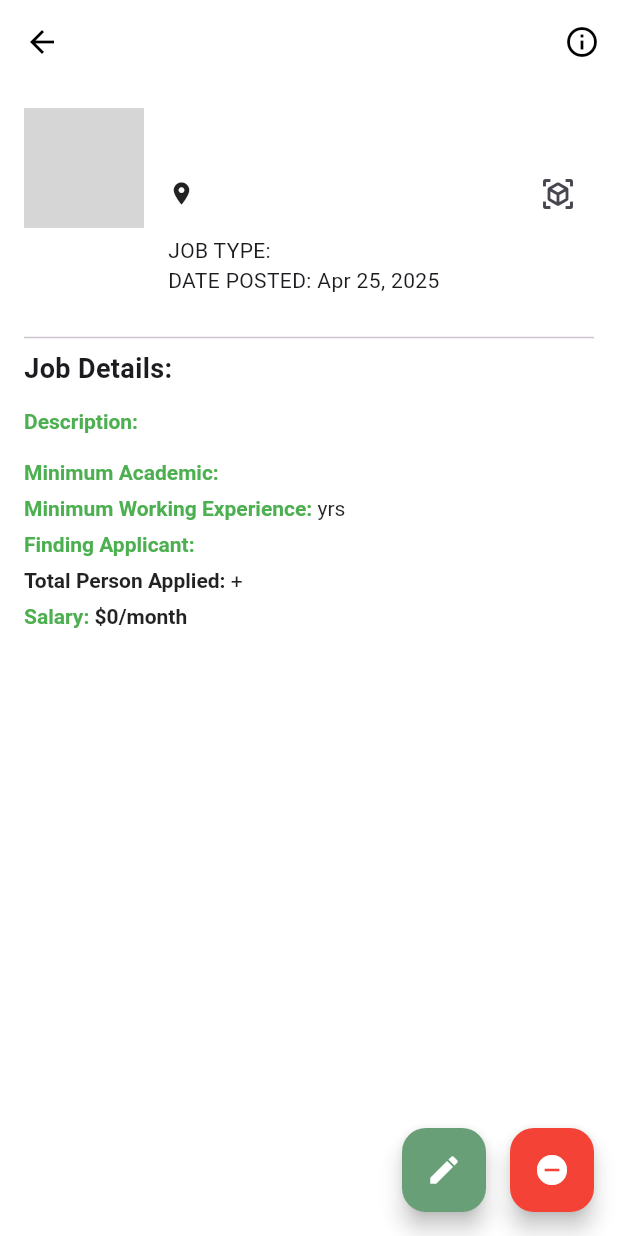
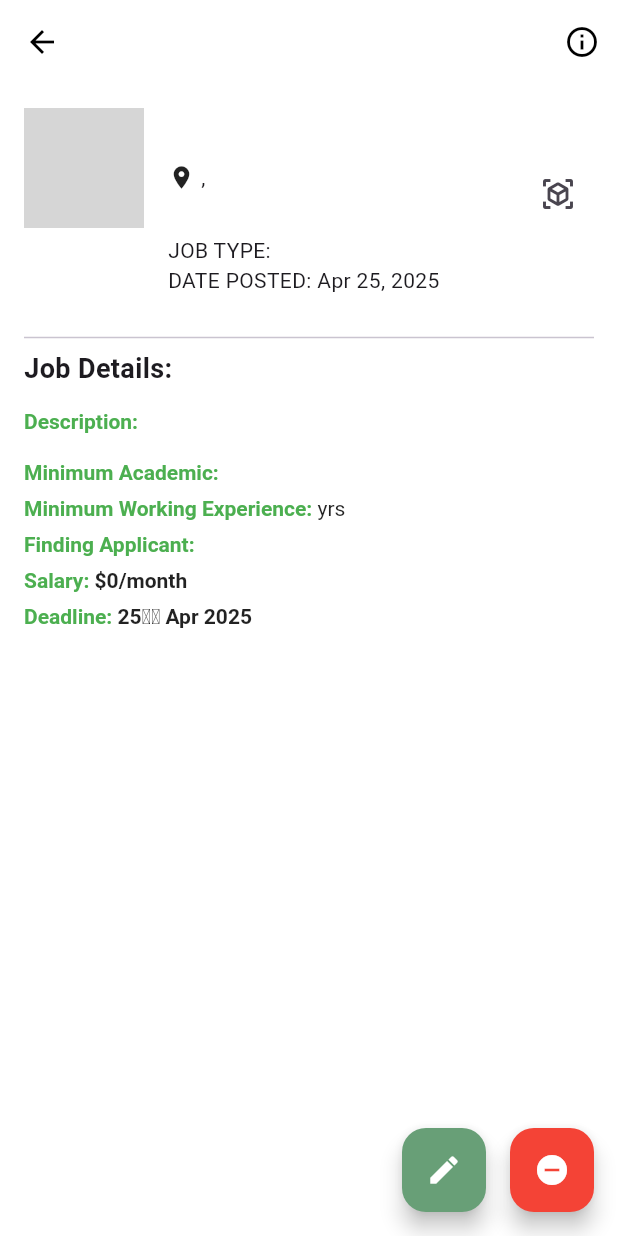
Before and after one commit to zhzhhyzh/velora-flutter, a Flutter app: the JobDetailScreen screen opened directly with empty values, on a phone screen of 412 x 824 dp. Run offline on Flutter 3.47's test engine with Material 3 defaults, Android fonts, the phone set to English and light mode, and no system bars; our stand-ins replace cached_network_image, cloud_firestore, curved_navigation_bar, firebase_auth, firebase_core, flex_color_scheme and 4 more; missing offline and left inert: file_selector; accounts and stored records are empty; grey boxes are pictures that could not be loaded.

Commit message:
100% jobs

```diff
--- a/lib/Jobs/detail_page.dart
+++ b/lib/Jobs/detail_page.dart
@@ -5,18 +5,37 @@ import 'package:flutter/material.dart';
 import 'package:intl/intl.dart';
 import 'package:velora2/Jobs/apply_job.dart';
 import '../Jobs/create_job.dart';
+import '../Services/global_methods.dart';
 import '../Widgets/the_app_bar.dart';
 
-class JobDetailScreen extends StatelessWidget {
+class JobDetailScreen extends StatefulWidget {
   final DocumentSnapshot job;
 
   const JobDetailScreen({super.key, required this.job});
 
   @override
+  State<JobDetailScreen> createState() => _JobDetailScreenState();
+}
+
+class _JobDetailScreenState extends State<JobDetailScreen> {
+  late Map<String, dynamic> data;
+  final user = FirebaseAuth.instance.currentUser;
+
+  @override
+  void initState() {
+    super.initState();
+    data = widget.job.data() as Map<String, dynamic>;
+
+  }
+
+  @override
   Widget build(BuildContext context) {
-    final data = job.data() as Map<String, dynamic>;
-    final user = FirebaseAuth.instance.currentUser;
     final isOwner = user?.email == data['email'];
+
+    final deadlineDate = (data['deadline'] is Timestamp)
+        ? (data['deadline'] as Timestamp).toDate()
+        : DateTime.tryParse(data['deadline'] ?? '');
+    final isExpired = deadlineDate != null && DateTime.now().isAfter(deadlineDate);
 
     return Scaffold(
       appBar: TheAppBar(content: data['comName'] ?? 'Job Detail', style: 2),
@@ -36,8 +55,7 @@ class JobDetailScreen extends StatelessWidget {
                     borderRadius: BorderRadius.circular(12),
                     color: Colors.grey.shade200,
                   ),
-                  child:
-                      data['jobImage'] != null
+                  child: data['jobImage'] != null
                       ? ClipRRect(
                     borderRadius: BorderRadius.circular(12),
                     child: Image.memory(
@@ -64,19 +82,30 @@ class JobDetailScreen extends StatelessWidget {
                         ),
                       ),
                       const SizedBox(height: 4),
-
                       Row(
                         mainAxisAlignment: MainAxisAlignment.spaceBetween,
                         children: [
-                          Expanded(child: Row(
+                          Expanded(
+                            child: Column(
+                              crossAxisAlignment: CrossAxisAlignment.start,
+                              children: [
+                                Row(
                                   children: [
                                     const Icon(Icons.location_on, size: 18),
                                     const SizedBox(width: 4),
+                                    Text(data['state'] ?? 'State'),
+                                    Text(', '),
+                                    Text(data['country'] ?? 'Country'),
+                                  ],
+                                ),
+                                Padding(
+                                  padding: const EdgeInsets.only(left: 19.0),
+                                  child:
                                   Text(data['jobLocation'] ?? 'REMOTE'),
-
+                                )
                               ],
-                          )),
-
+                            ),
+                          ),
                           IconButton(
                             icon: const Icon(Icons.view_in_ar),
                             onPressed: () {
@@ -96,14 +125,12 @@ class JobDetailScreen extends StatelessWidget {
               ],
             ),
             const SizedBox(height: 20),
-
             const Divider(thickness: 1),
             const Text(
               'Job Details:',
               style: TextStyle(fontSize: 18, fontWeight: FontWeight.bold),
             ),
             const SizedBox(height: 10),
-
             _labeledText(
               label: 'Description:',
               content: data['jobDesc'] ?? '',
@@ -111,7 +138,6 @@ class JobDetailScreen extends StatelessWidget {
               isMultiline: true,
             ),
             const SizedBox(height: 10),
-
             _labeledText(
               label: 'Minimum Academic:',
               content: data['minAca'] ?? '',
@@ -128,13 +154,19 @@ class JobDetailScreen extends StatelessWidget {
               labelColor: Colors.green,
             ),
             _labeledText(
-              label: 'Total Person Applied:',
-              content: '${data['applicants']}+',
-              labelColor: Colors.black87,
+              label: 'Salary:',
+              content: '\$${data['salary']}/month',
+              labelColor: Colors.green,
+              isBold: true,
             ),
             _labeledText(
-              label: 'Salary:',
-              content: '\$${data['salary']}/month',
+              label: 'Deadline:',
+              content: GlobalMethod.formatDateWithSuperscript(
+                (data['deadlineTimestamp'] is Timestamp)
+                    ? (data['deadlineTimestamp'] as Timestamp).toDate()
+                    : DateTime.tryParse(data['deadlineTimestamp'] ?? '') ?? DateTime.now(),
+              ),
+
               labelColor: Colors.green,
               isBold: true,
             ),
@@ -142,21 +174,18 @@ class JobDetailScreen extends StatelessWidget {
         ),
       ),
 
-      // 🚀 Bottom Action Buttons
-      floatingActionButton:
-          isOwner
+    floatingActionButton: isOwner
         ? Row(
       mainAxisAlignment: MainAxisAlignment.end,
       children: [
         FloatingActionButton(
           heroTag: 'edit',
-                    backgroundColor: Color(0xff689f77),
-
+          backgroundColor: const Color(0xff689f77),
           onPressed: () {
             Navigator.push(
               context,
               MaterialPageRoute(
-                          builder: (_) => CreateJob(jobData: job),
+                builder: (_) => CreateJob(jobData: widget.job),
               ),
             );
           },
@@ -169,25 +198,32 @@ class JobDetailScreen extends StatelessWidget {
           onPressed: () async {
             await FirebaseFirestore.instance
                 .collection('jobs')
-                          .doc(job.id)
+                .doc(widget.job.id)
                 .delete();
+            ScaffoldMessenger.of(context).showSnackBar(
+              const SnackBar(content: Text('Deleted successfully!')),
+            );
             Navigator.pop(context);
+
           },
           child: const Icon(Icons.remove_circle, color: Colors.white),
         ),
       ],
     )
-              : FloatingActionButton.extended(
+        : (!isExpired
+        ? FloatingActionButton.extended(
       onPressed: () {
-                  Navigator.push(context,MaterialPageRoute(builder: (_)=>ApplyJobScreen(job: job)));
+        Navigator.push(
+          context,
+          MaterialPageRoute(builder: (_) => ApplyJobScreen(job: widget.job)),
+        );
       },
-                label: const Text(
-                  "APPLY",
-                  style: TextStyle(color: Colors.white),
-                ),
+      label: const Text("APPLY", style: TextStyle(color: Colors.white)),
       icon: const Icon(Icons.send, color: Colors.white),
       backgroundColor: const Color(0xFF689f77),
-              ),
+    )
+        : null),
+
     );
   }
 
@@ -212,7 +248,8 @@ class JobDetailScreen extends StatelessWidget {
           children: [
             TextSpan(
               text: '$label ',
-              style: TextStyle(fontWeight: FontWeight.bold, color: labelColor),
+              style:
+              TextStyle(fontWeight: FontWeight.bold, color: labelColor),
             ),
             TextSpan(
               text: content,
--- a/lib/Services/global_methods.dart
+++ b/lib/Services/global_methods.dart
@@ -1,6 +1,62 @@
+import 'package:cloud_firestore/cloud_firestore.dart';
 import 'package:flutter/material.dart';
+import 'package:intl/intl.dart';
 
 class GlobalMethod {
+
+
+  static String formatDateWithSuperscript(dynamic input) {
+    DateTime? date;
+
+    // Handle Firestore Timestamp or DateTime directly
+    if (input is Timestamp) {
+      date = input.toDate();
+    } else if (input is DateTime) {
+      date = input;
+    } else if (input is String) {
+      try {
+        date = DateFormat('d-M-yyyy').parseStrict(input);
+      } catch (e) {
+        return input; // Return the original string if parsing fails
+      }
+    } else {
+      return input.toString();
+    }
+
+    final day = date.day;
+    final month = DateFormat('MMM').format(date);
+    final year = date.year;
+
+    // Determine suffix
+    String suffix;
+    if (day >= 11 && day <= 13) {
+      suffix = 'th';
+    } else {
+      switch (day % 10) {
+        case 1:
+          suffix = 'st';
+          break;
+        case 2:
+          suffix = 'nd';
+          break;
+        case 3:
+          suffix = 'rd';
+          break;
+        default:
+          suffix = 'th';
+      }
+    }
+
+    // Superscript mapping
+    final superscript = {
+      'st': 'ˢᵗ',
+      'nd': 'ⁿᵈ',
+      'rd': 'ʳᵈ',
+      'th': 'ᵗʰ',
+    };
+
+    return '$day${superscript[suffix]} $month $year';
+  }
 
 
   static void showErrorDialog({
--- a/lib/main.dart
+++ b/lib/main.dart
@@ -4,7 +4,7 @@ import 'package:velora2/user_state.dart';
  import 'firebase_options.dart';
 import 'package:flutter_dotenv/flutter_dotenv.dart';
 
-void main() async {
+Future<void> main() async {
   //TODO - Insert initialisation of Firebase
   WidgetsFlutterBinding.ensureInitialized();
   await dotenv.load();
--- a/pubspec.yaml
+++ b/pubspec.yaml
@@ -77,6 +77,7 @@ flutter:
   # To add assets to your application, add an assets section, like this:
   assets:
     - assets/images/
+    - .env
 
   fonts:
     - family: Signatra
```
Also changed, not shown: lib/Jobs/search_screen.dart (+166 -75 lines). Lines whose indentation alone changed are shown as unchanged.
